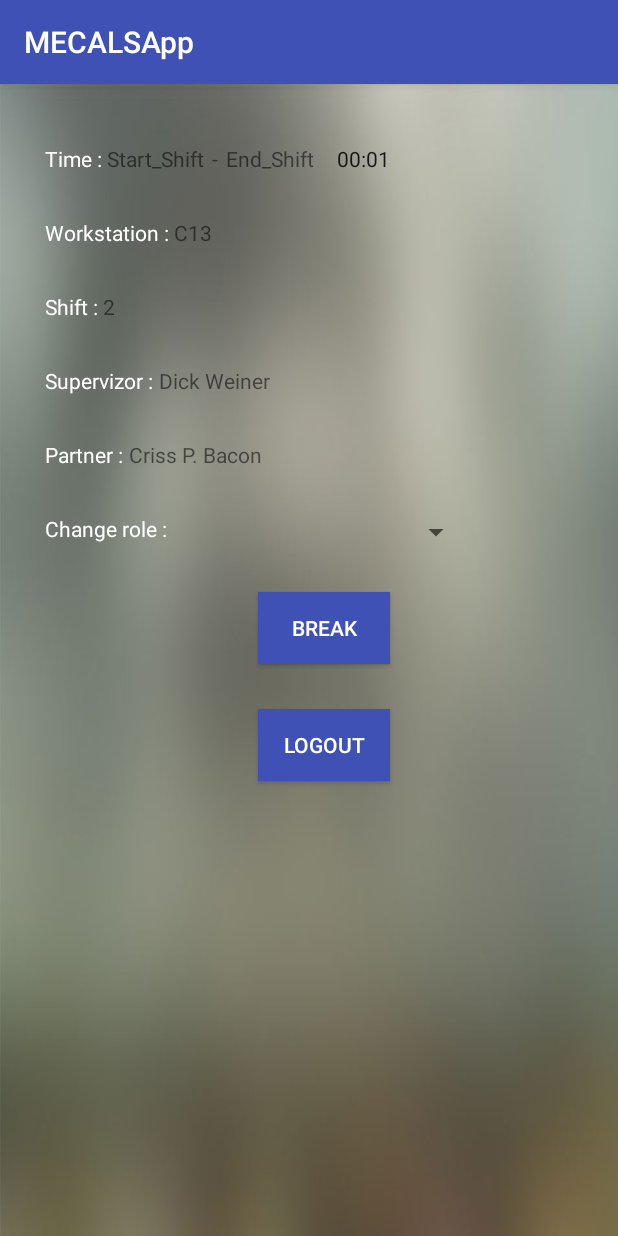
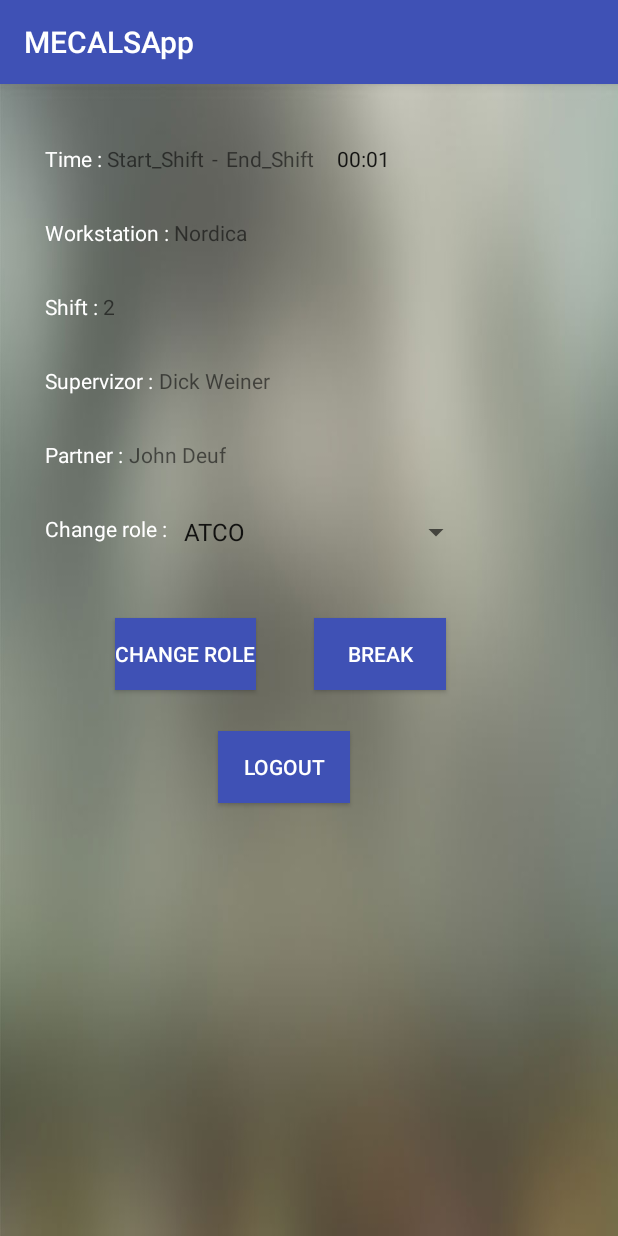
Before and after one commit to SPA-MECALS/App, an Android app: the HomeActivity screen opened directly, with no data from a screen before it, on a phone screen of 412 x 824 dp. Run offline under Robolectric (Android 15) with nearby library versions, the phone set to English and light mode, and no system bars.

```diff
--- a/app/src/main/java/mecals/mecalsapp/HomeActivity.java
+++ b/app/src/main/java/mecals/mecalsapp/HomeActivity.java
@@ -5,23 +5,31 @@ import android.os.SystemClock;
 import android.view.View;
 import android.os.Bundle;
 import android.support.v7.app.AppCompatActivity;
+import android.widget.ArrayAdapter;
+import android.widget.Spinner;
+import android.widget.SpinnerAdapter;
 import android.widget.Toast;
 import android.widget.Chronometer;
 import android.widget.CompoundButton;
 import android.widget.ToggleButton;
 
+import java.util.ArrayList;
+
 public class HomeActivity extends AppCompatActivity implements IRequestHandler {
 
     Chronometer m_chronometer;
-    long        m_lastPause = 0;
+    Spinner spinner;
+    long m_lastPause = 0;
+
 
     @Override
     protected void onCreate(Bundle savedInstanceState) {
         super.onCreate(savedInstanceState);
+
         setContentView(R.layout.home_page);
+
         m_chronometer = (Chronometer) findViewById(R.id.chronometer1);
         ToggleButton toggleAlarm = (ToggleButton) findViewById(R.id.toggleButton1);
-
         m_chronometer.start();
         toggleAlarm.setOnCheckedChangeListener(new CompoundButton.OnCheckedChangeListener() {
             public void onCheckedChanged(CompoundButton buttonView, boolean isChecked) {
@@ -36,14 +44,24 @@ public class HomeActivity extends AppCompatActivity implements IRequestHandler {
                 }
             }
         });
+
+        spinner = (Spinner) findViewById(R.id.spinner2);
+        ArrayAdapter<CharSequence> adapter = ArrayAdapter.createFromResource(this, R.array.atco_array, android.R.layout.simple_spinner_item);
+        adapter.setDropDownViewResource(android.R.layout.simple_spinner_dropdown_item);
+        spinner.setAdapter(adapter);
     }
 
     public void onLogout(View view) {
-        API.getInstance().logout(this);
+        API.getInstance().logout(this, "be7cf567591", "dd4850b04e3", "d53524a0330");
     }
 
-    public void onBreak(View view) {
-        //TODO handle break/resume here
+    public void onBreak(View view){
+        //TODO: edit it when server route is created!
+    }
+
+    public void onRoleChange(View view) {
+        String role = spinner.getSelectedItem().toString();
+        API.getInstance().changeRole(HomeActivity.this, role);
     }
 
     public void onRequest(HttpResponse response, int identifier) {
@@ -54,6 +72,10 @@ public class HomeActivity extends AppCompatActivity implements IRequestHandler {
         if (identifier == Route.LOGOUT && response.getStatus() == 200) {
             Intent intent = new Intent(this.getApplicationContext(), ScannerActivity.class);
             this.startActivity(intent);
+        } else if (identifier == Route.CHANGE_ROLE && response.getStatus() == 200) {
+            Toast.makeText(this.getApplicationContext(), "Role has been changed", Toast.LENGTH_SHORT).show();
+        } else {
+            Toast.makeText(this.getApplicationContext(), Constants.ERR_UNEXPECTED_RESPONSE, Toast.LENGTH_SHORT).show();
         }
     }
 }
--- a/app/src/main/java/mecals/mecalsapp/HttpRequest.java
+++ b/app/src/main/java/mecals/mecalsapp/HttpRequest.java
@@ -53,6 +53,8 @@ public class HttpRequest {
     }
 
     public JSONObject jsonParameters() {
-        return new JSONObject(m_parameters);
+        if (m_parameters != null)
+            return new JSONObject(m_parameters);
+        return null;
     }
 }
--- a/app/src/main/java/mecals/mecalsapp/LoginActivity.java
+++ b/app/src/main/java/mecals/mecalsapp/LoginActivity.java
@@ -24,7 +24,7 @@ public class LoginActivity extends AppCompatActivity implements IRequestHandler
                 String password = ((EditText) findViewById(R.id.insertPass)).getText().toString();
 
                 if (login.length() > 0 && password.length() > 0) {
-                    API.getInstance().signIn(LoginActivity.this, login, password);
+                    API.getInstance().login(LoginActivity.this, login, password);
                 }
                 else {
                     Toast.makeText(getApplicationContext(), Constants.ERR_NO_CREDENTIALS, Toast.LENGTH_SHORT).show();
--- a/app/src/main/java/mecals/mecalsapp/Route.java
+++ b/app/src/main/java/mecals/mecalsapp/Route.java
@@ -5,7 +5,7 @@ package mecals.mecalsapp;
  */
 
 public interface Route {
-    int SIGN_IN = 0;
-    int LOGIN = 1;
-    int LOGOUT = 2;
+    int LOGIN = 0;
+    int LOGOUT = 1;
+    int CHANGE_ROLE = 2;
 }
--- a/app/src/main/res/layout/home_page.xml
+++ b/app/src/main/res/layout/home_page.xml
@@ -99,7 +99,7 @@
         android:layout_toEndOf="@+id/stopTimeText"/>
 
     <TextView
-        android:text="C13"
+        android:text="Nordica"
         android:layout_width="wrap_content"
         android:layout_height="wrap_content"
         android:layout_alignTop="@+id/workstationNameTag"
@@ -123,7 +123,7 @@
         android:id="@+id/supervizorName" />
 
     <TextView
-        android:text="Criss P. Bacon"
+        android:text="John Deuf"
         android:layout_width="wrap_content"
         android:layout_height="wrap_content"
         android:layout_alignTop="@+id/partnerNameTag"
@@ -133,9 +133,9 @@
     <Spinner
         android:layout_width="200dp"
         android:layout_height="wrap_content"
+        android:id="@+id/spinner2"
         android:layout_alignTop="@+id/changeRoleTag"
-        android:layout_toEndOf="@+id/changeRoleTag"
-        android:id="@+id/spinner2" />
+        android:layout_toEndOf="@+id/changeRoleTag" />
 
     <!--android:layout_above="@+id/signoutButton"-->
 
@@ -143,28 +143,37 @@
         android:text="ToggleButton"
         android:layout_width="wrap_content"
         android:layout_height="wrap_content"
-        android:layout_alignEnd="@+id/logoutButton"
-        android:layout_below="@+id/spinner2"
         android:id="@+id/toggleButton1"
         android:onClick="onBreak"
         android:textOff="Break"
         android:textOn="Resume"
-        android:layout_marginTop="28dp"
-        android:layout_alignStart="@+id/logoutButton"
+        android:layout_marginTop="45dp"
         android:textColor="@android:color/background_light"
-        android:background="@color/colorPrimary" />
+        android:background="@color/colorPrimary"
+        android:layout_below="@+id/spinner2"
+        android:layout_toEndOf="@+id/stopTimeText" />
+
+    <Button
+        android:text="Change role"
+        android:layout_width="wrap_content"
+        android:layout_height="wrap_content"
+        android:onClick="onRoleChange"
+        android:id="@+id/changeRoleButton"
+        android:textColor="@android:color/background_light"
+        android:background="@color/colorPrimary"
+        android:layout_above="@+id/logoutButton"
+        android:layout_toEndOf="@+id/shiftName" />
 
     <Button
         android:text="Logout"
         android:layout_width="wrap_content"
         android:layout_height="wrap_content"
-        android:layout_centerHorizontal="true"
         android:onClick="onLogout"
-        android:layout_marginTop="30dp"
         android:id="@+id/logoutButton"
         android:textColor="@android:color/background_light"
+        android:background="@color/colorPrimary"
         android:layout_below="@+id/toggleButton1"
-        android:layout_alignEnd="@+id/chronometer1"
-        android:background="@color/colorPrimary" />
+        android:layout_toEndOf="@+id/separate"
+        android:layout_marginTop="27dp" />
 
 </RelativeLayout>
```
Also changed, not shown: app/src/main/java/mecals/mecalsapp/API.java (+14 -7 lines), app/src/main/java/mecals/mecalsapp/PostRequest.java (+8 -2 lines), app/src/main/java/mecals/mecalsapp/ScannerActivity.java (+2 -7 lines).
